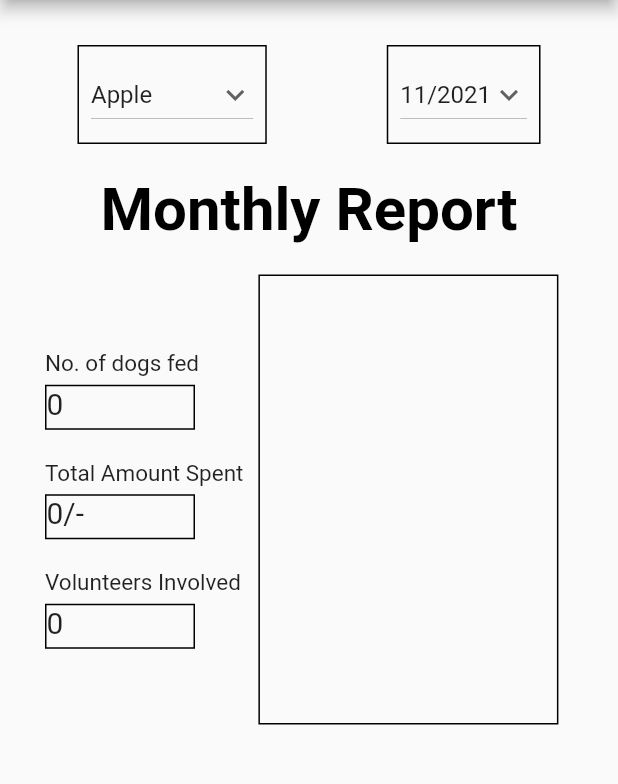
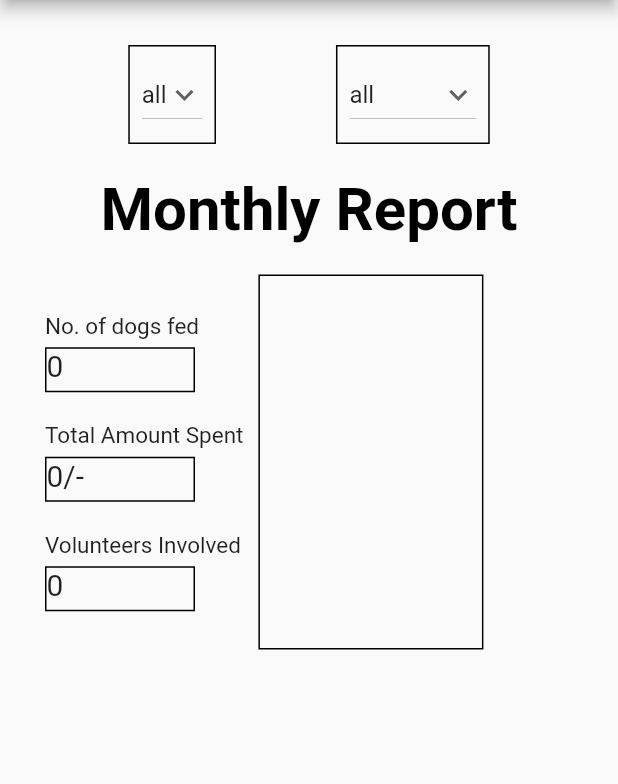
Before and after one commit to akshayMunot30/NGO-System-for-Street-Dogs, a Flutter app: the screen it shows after launch, on a phone screen of 412 x 824 dp, the part 84-868 px from its top. Run offline on Flutter 3.47's test engine with Material 2 defaults, Android fonts, the light colour scheme and no system bars; network calls fail.

Commit message:
done with weekly reports page

```diff
--- a/client/lib/screens/monthly_reports.dart
+++ b/client/lib/screens/monthly_reports.dart
@@ -16,6 +16,7 @@ class _WeelkyReportsState extends State<WeelkyReports> {
   @override
   void initState() {
     super.initState();
+    ApiClient().getLocality().then((value) => localities = value);
     ApiClient().getRecords('all', 'all').then((value) {
       data = value;
       setState(() {
@@ -23,31 +24,36 @@ class _WeelkyReportsState extends State<WeelkyReports> {
           if (!users.contains(element['user_id'].toString())) {
             users.add(element['user_id'].toString());
           }
-          dogCount=dogCount + int.parse(element['number_of_dogs'].toString());
-          amount=amount+ int.parse(element['amount_spent'].toString());
+          dogCount = dogCount + int.parse(element['number_of_dogs'].toString());
+          amount = amount + int.parse(element['amount_spent'].toString());
         });
-        print(users);
-        print('No of users: ' + users.length.toString());
-        print('Money: '+ amount.toString());
-        print('Dogs: '+dogCount.toString());
-
       });
     });
   }
 
-  String selectedLocality = 'Apple';
-  String selectedMonth = '11/2021';
+  String selectedLocality = 'all';
+  String selectedMonth = 'all';
   List<String> entries = <String>['A', 'B', 'C', 'D', 'E'];
 
-  var localities = [
-    'Apple',
-    'Banana',
-    'Grapes',
-    'Orange',
-    'watermelon',
-    'Pineapple'
+  var localities = ['all'];
+  var months = [
+    'all',
+    '01/2021',
+    '02/2021',
+    '03/2021',
+    '04/2021',
+    '05/2021',
+    '06/2021',
+    '07/2021',
+    '08/2021',
+    '09/2021',
+    '10/2021',
+    '11/2021',
+    '12/2021',
+    '01/2022',
+    '02/2022',
+    '03/2022'
   ];
-  var months = ['11/2021', '12/2021', '01/2022', '02/2022', '03/2022'];
 
   @override
   Widget build(BuildContext context) {
@@ -85,8 +91,30 @@ class _WeelkyReportsState extends State<WeelkyReports> {
                                   value: items, child: Text(items));
                             }).toList(),
                             onChanged: (String? newValue) {
-                              setState(() {
-                                selectedLocality = newValue!;
+                              selectedLocality = newValue!;
+                              // set all count to 0 and then update
+                              data = [];
+                              users = <String>[];
+                              dogCount = 0;
+                              amount = 0;
+                              ApiClient()
+                                  .getRecords(selectedLocality, selectedMonth)
+                                  .then((value) {
+                                data = value;
+                                setState(() {
+                                  data.forEach((element) {
+                                    if (!users.contains(
+                                        element['user_id'].toString())) {
+                                      users.add(element['user_id'].toString());
+                                    }
+                                    dogCount = dogCount +
+                                        int.parse(element['number_of_dogs']
+                                            .toString());
+                                    amount = amount +
+                                        int.parse(
+                                            element['amount_spent'].toString());
+                                  });
+                                });
                               });
                             },
                           ),
@@ -116,6 +144,31 @@ class _WeelkyReportsState extends State<WeelkyReports> {
                             onChanged: (String? newValue) {
                               setState(() {
                                 selectedMonth = newValue!;
+                                // set all count to 0 and then update
+                                data = [];
+                                users = <String>[];
+                                dogCount = 0;
+                                amount = 0;
+                                ApiClient()
+                                    .getRecords(selectedLocality, selectedMonth)
+                                    .then((value) {
+                                  data = value;
+                                  setState(() {
+                                    data.forEach((element) {
+                                      if (!users.contains(
+                                          element['user_id'].toString())) {
+                                        users
+                                            .add(element['user_id'].toString());
+                                      }
+                                      dogCount = dogCount +
+                                          int.parse(element['number_of_dogs']
+                                              .toString());
+                                      amount = amount +
+                                          int.parse(element['amount_spent']
+                                              .toString());
+                                    });
+                                  });
+                                });
                               });
                             },
                           ),
@@ -179,7 +232,7 @@ class _WeelkyReportsState extends State<WeelkyReports> {
                         height: 30,
                         decoration: BoxDecoration(border: Border.all()),
                         child: Text(
-                          amount.toString()+"/-",
+                          amount.toString() + "/-",
                           style: TextStyle(fontSize: 20),
                         ),
                       ),
@@ -204,8 +257,8 @@ class _WeelkyReportsState extends State<WeelkyReports> {
                     width: 10,
                   ),
                   Container(
-                    height: 300,
-                    width: 200,
+                    height: 250,
+                    width: 150,
                     decoration: BoxDecoration(border: Border.all()),
                     child: ListView.separated(
                       padding: const EdgeInsets.all(2),
@@ -213,7 +266,8 @@ class _WeelkyReportsState extends State<WeelkyReports> {
                       itemBuilder: (BuildContext context, int index) {
                         return Container(
                           height: 30,
-                          child: Center(child: Text('user with id: ${users[index]}')),
+                          child: Center(
+                              child: Text('user with id: ${users[index]}')),
                         );
                       },
                       separatorBuilder: (BuildContext context, int index) =>
```
Also changed, not shown: client/lib/api.dart (+6 -3 lines).
